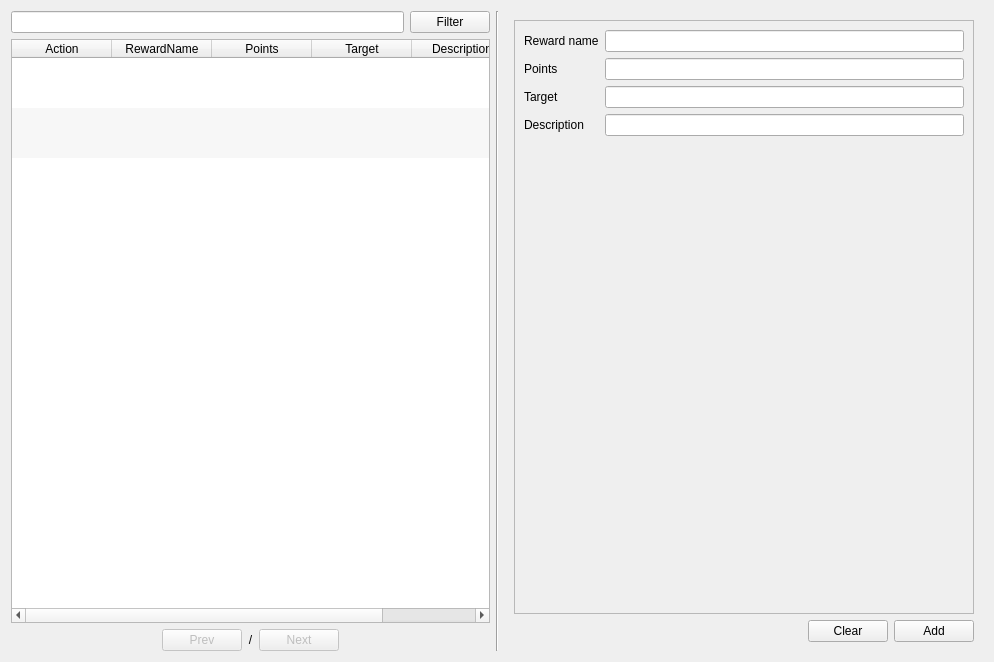
Before: the Qt Designer form app/views/templates/generated/ManageReward.ui in rondalefloyd/mts-pos, drawn with Qt 5.
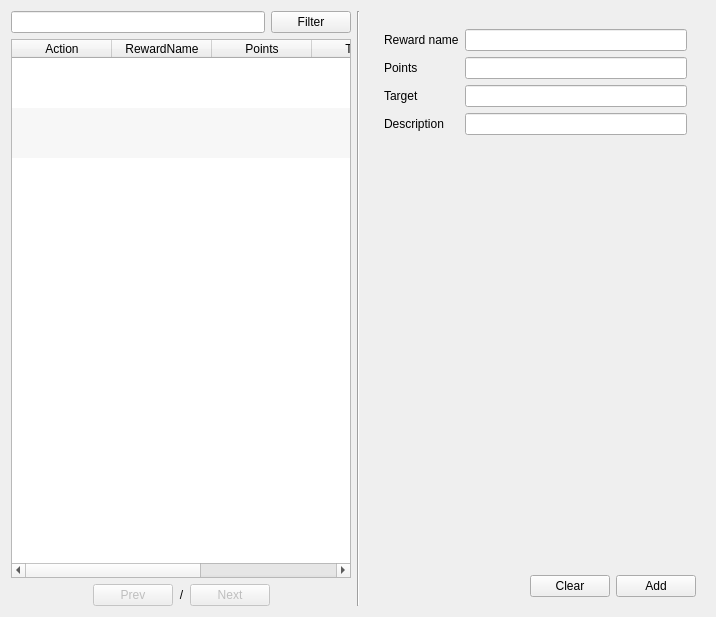
After: the same form once the commit is applied.

Diff of the .ui file:
```diff
--- a/app/views/templates/generated/ManageReward.ui
+++ b/app/views/templates/generated/ManageReward.ui
@@ -6,8 +6,8 @@
    <rect>
     <x>0</x>
     <y>0</y>
-    <width>994</width>
-    <height>662</height>
+    <width>716</width>
+    <height>617</height>
    </rect>
   </property>
   <property name="windowTitle">
@@ -196,8 +196,23 @@
       </size>
      </property>
      <layout class="QVBoxLayout" name="verticalLayout_2">
+      <property name="leftMargin">
+       <number>9</number>
+      </property>
+      <property name="topMargin">
+       <number>9</number>
+      </property>
+      <property name="rightMargin">
+       <number>9</number>
+      </property>
+      <property name="bottomMargin">
+       <number>9</number>
+      </property>
       <item>
        <widget class="QScrollArea" name="scrollArea">
+        <property name="frameShape">
+         <enum>QFrame::NoFrame</enum>
+        </property>
         <property name="widgetResizable">
          <bool>true</bool>
         </property>
@@ -206,8 +221,8 @@
           <rect>
            <x>0</x>
            <y>0</y>
-           <width>460</width>
-           <height>593</height>
+           <width>262</width>
+           <height>550</height>
           </rect>
          </property>
          <layout class="QFormLayout" name="formLayout">
```
